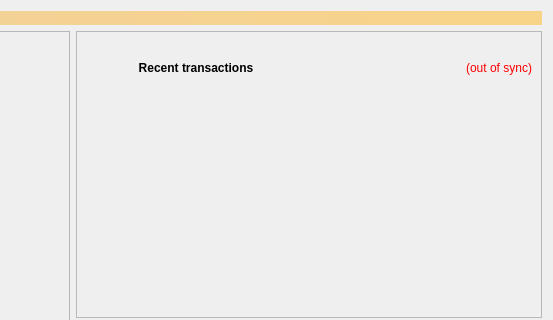
The window that src/qt/forms/overviewpage.ui (bettexproject/bettexcoin) describes before a commit, drawn with Qt 5; both pictures show x 407 to 960 and y 0 to 320 of the 960 by 615 pixel window.
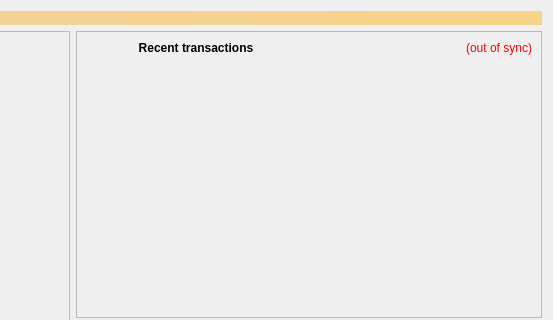
The same window after the commit.

Diff of the .ui file:
```diff
--- a/src/qt/forms/overviewpage.ui
+++ b/src/qt/forms/overviewpage.ui
@@ -437,22 +437,6 @@
           <enum>QFrame::Raised</enum>
          </property>
          <layout class="QVBoxLayout" name="verticalLayout">
-          <item>
-           <spacer name="verticalSpacer_3">
-            <property name="orientation">
-             <enum>Qt::Vertical</enum>
-            </property>
-            <property name="sizeType">
-             <enum>QSizePolicy::Fixed</enum>
-            </property>
-            <property name="sizeHint" stdset="0">
-             <size>
-              <width>20</width>
-              <height>20</height>
-             </size>
-            </property>
-           </spacer>
-          </item>
           <item>
            <layout class="QHBoxLayout" name="horizontalLayout_2">
             <item>
```
